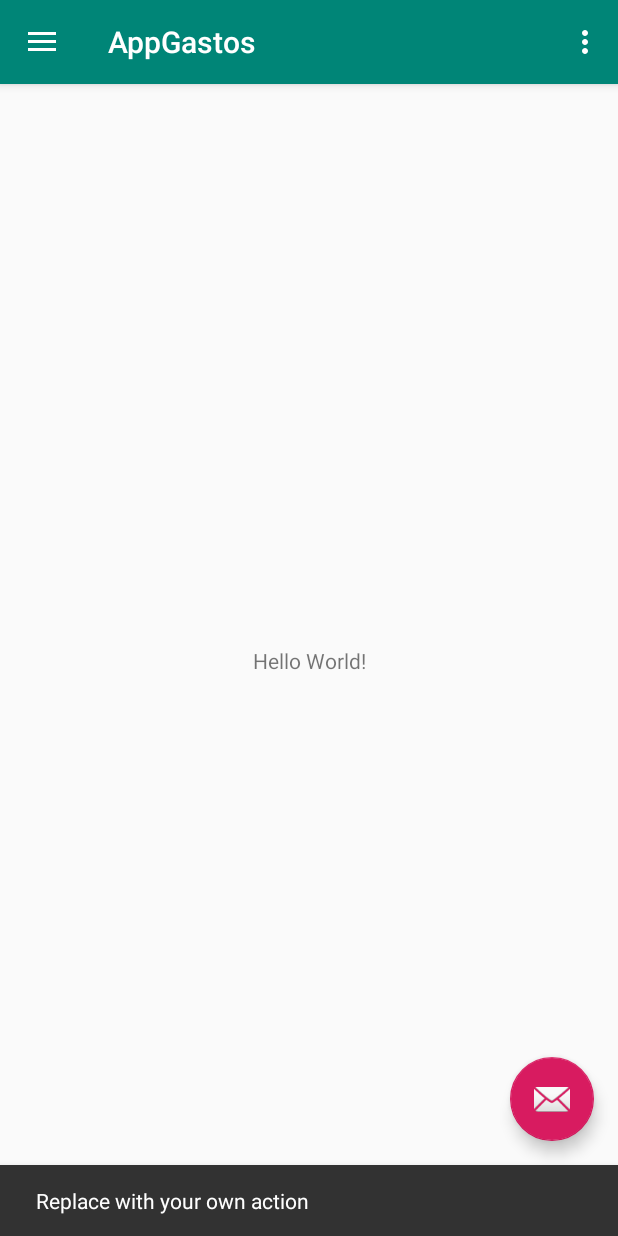
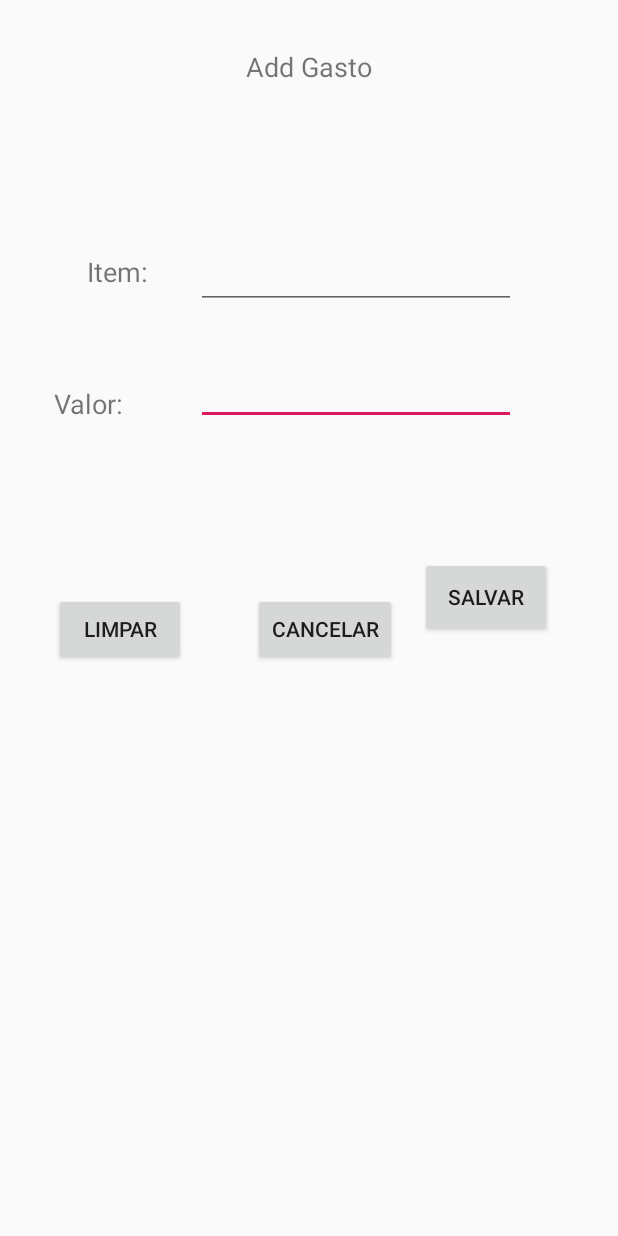
Before and after one commit to mateus-diel/PDMAppGastos, an Android app: the screen it shows after launch (MainActivity), after a tap on an icon or button, on a phone screen of 412 x 824 dp. Run offline under Robolectric (Android 15) with nearby library versions, the phone set to English and light mode, and no system bars.

Commit message:
add coisas

```diff
--- a/app/src/main/java/com/example/mateu/appgastos/MainActivity.java
+++ b/app/src/main/java/com/example/mateu/appgastos/MainActivity.java
@@ -17,13 +17,19 @@ import android.support.v7.app.AppCompatActivity;
 import android.support.v7.widget.Toolbar;
 import android.view.Menu;
 import android.view.MenuItem;
+import android.widget.Button;
+import android.widget.EditText;
 import android.widget.TextView;
+
+import com.example.mateu.appgastos.DAO.Gasto;
+import com.example.mateu.appgastos.DAO.GastosAdapter;
+import com.example.mateu.appgastos.DAO.GastosDAO;
 
 public class MainActivity extends AppCompatActivity
         implements NavigationView.OnNavigationItemSelectedListener {
 
     private RecyclerView recyclerView;
-    //private ComprasAdapter adapter;
+    private GastosAdapter adapter;
 
     private TextView seu_nome;
     private TextView seu_email;
@@ -47,8 +53,8 @@ public class MainActivity extends AppCompatActivity
         fab.setOnClickListener(new View.OnClickListener() {
             @Override
             public void onClick(View view) {
-                Snackbar.make(view, "Replace with your own action", Snackbar.LENGTH_LONG)
-                        .setAction("Action", null).show();
+                findViewById(R.id.include_main).setVisibility(View.INVISIBLE);
+                findViewById(R.id.include_cadastro).setVisibility(View.VISIBLE);
             }
         });
 
@@ -80,6 +86,63 @@ public class MainActivity extends AppCompatActivity
             seu_nome.setText("sem nome");
             seu_email.setText("sem email");
         }
+
+        //        Botões de Incluir/Cancelar/Limpar
+        Button btnCancelar = (Button) findViewById(R.id.btn_cancelarID);
+        btnCancelar.setOnClickListener(new Button.OnClickListener() {
+            @Override
+            public void onClick(View v) {
+                findViewById(R.id.include_main).setVisibility(View.VISIBLE);
+                findViewById(R.id.include_cadastro).setVisibility(View.INVISIBLE);
+            }
+        });
+
+
+        Button btnLimpar = (Button) findViewById(R.id.btn_limparID);
+        btnLimpar.setOnClickListener(new View.OnClickListener() {
+            @Override
+            public void onClick(View view) {
+
+            }
+        });
+
+        Button btnSalvar = (Button) findViewById(R.id.btn_salvarID);
+        btnSalvar.setOnClickListener(new View.OnClickListener() {
+            @Override
+            public void onClick(View view) {
+                EditText txtItem = findViewById(R.id.et_itemID);
+                EditText txtValor = findViewById(R.id.et_valorID);
+
+                //pegando os valores
+                String item = txtItem.getText().toString();
+                String valor = txtValor.getText().toString();
+                if (item.equals("")) {
+                    Snackbar.make(view, "Preencha o item!", Snackbar.LENGTH_SHORT).show();
+                } else {
+                    //salvando os dados
+                    Gasto gasto = new Gasto(0, item, valor);
+                    GastosDAO dao = new GastosDAO(getBaseContext());
+                    long salvoID = dao.salvarItem(gasto);
+                    if (salvoID != -1) {
+                        //limpa os campos
+                        txtValor.setText("");
+                        txtItem.setText("");
+
+                        //adiciona no recyclerView
+                        gasto.setID(salvoID);
+                        adapter.adicionarCompra(gasto);
+
+                        Snackbar.make(view, "Salvou!", Snackbar.LENGTH_LONG).show();
+                        findViewById(R.id.include_main).setVisibility(View.VISIBLE);
+                        findViewById(R.id.include_cadastro).setVisibility(View.INVISIBLE);
+                    } else {
+                        Snackbar.make(view, "Erro ao salvarItem, consulte os logs!", Snackbar.LENGTH_LONG).show();
+                        findViewById(R.id.include_main).setVisibility(View.VISIBLE);
+                        findViewById(R.id.include_cadastro).setVisibility(View.INVISIBLE);
+                    }
+                }
+            }
+        });
     }
 
     // Recebendo retorno de activity chamadas
--- /dev/null
+++ b/app/src/main/res/layout/activity_add_gasto.xml
@@ -0,0 +1,113 @@
+<?xml version="1.0" encoding="utf-8"?>
+<android.support.constraint.ConstraintLayout xmlns:android="http://schemas.android.com/apk/res/android"
+    xmlns:app="http://schemas.android.com/apk/res-auto"
+    xmlns:tools="http://schemas.android.com/tools"
+    android:layout_width="match_parent"
+    android:layout_height="match_parent"
+    tools:context=".addGasto">
+
+    <Button
+        android:id="@+id/btn_cancelarID"
+        android:layout_width="wrap_content"
+        android:layout_height="wrap_content"
+        android:layout_marginStart="8dp"
+        android:layout_marginTop="88dp"
+        android:layout_marginEnd="8dp"
+        android:layout_marginBottom="8dp"
+        android:text="Cancelar"
+        app:layout_constraintBottom_toBottomOf="parent"
+        app:layout_constraintEnd_toStartOf="@+id/btn_salvarID"
+        app:layout_constraintHorizontal_bias="0.84"
+        app:layout_constraintStart_toEndOf="@+id/btn_limparID"
+        app:layout_constraintTop_toBottomOf="@+id/et_valorID"
+        app:layout_constraintVertical_bias="0.06" />
+
+    <EditText
+        android:id="@+id/et_valorID"
+        android:layout_width="wrap_content"
+        android:layout_height="wrap_content"
+        android:layout_marginTop="32dp"
+        android:layout_marginEnd="68dp"
+        android:ems="10"
+        android:inputType="textPersonName"
+        app:layout_constraintEnd_toEndOf="parent"
+        app:layout_constraintTop_toBottomOf="@+id/et_itemID" />
+
+    <Button
+        android:id="@+id/btn_salvarID"
+        android:layout_width="wrap_content"
+        android:layout_height="53dp"
+        android:layout_marginTop="88dp"
+        android:layout_marginEnd="44dp"
+        android:layout_marginBottom="8dp"
+        android:text="Salvar"
+        app:layout_constraintBottom_toBottomOf="parent"
+        app:layout_constraintEnd_toEndOf="parent"
+        app:layout_constraintTop_toBottomOf="@+id/et_valorID"
+        app:layout_constraintVertical_bias="0.0" />
+
+    <Button
+        android:id="@+id/btn_limparID"
+        android:layout_width="wrap_content"
+        android:layout_height="wrap_content"
+        android:layout_marginStart="36dp"
+        android:layout_marginTop="88dp"
+        android:layout_marginBottom="8dp"
+        android:text="Limpar"
+        app:layout_constraintBottom_toBottomOf="parent"
+        app:layout_constraintStart_toStartOf="parent"
+        app:layout_constraintTop_toBottomOf="@+id/et_valorID"
+        app:layout_constraintVertical_bias="0.06" />
+
+    <TextView
+        android:id="@+id/textView"
+        android:layout_width="wrap_content"
+        android:layout_height="wrap_content"
+        android:layout_marginStart="36dp"
+        android:layout_marginTop="60dp"
+        android:layout_marginEnd="8dp"
+        android:text="Valor:"
+        android:textSize="18sp"
+        app:layout_constraintEnd_toStartOf="@+id/et_valorID"
+        app:layout_constraintHorizontal_bias="0.0"
+        app:layout_constraintStart_toStartOf="parent"
+        app:layout_constraintTop_toBottomOf="@+id/textView5" />
+
+    <EditText
+        android:id="@+id/et_itemID"
+        android:layout_width="wrap_content"
+        android:layout_height="wrap_content"
+        android:layout_marginTop="104dp"
+        android:layout_marginEnd="68dp"
+        android:ems="10"
+        android:inputType="textPersonName"
+        app:layout_constraintEnd_toEndOf="parent"
+        app:layout_constraintTop_toBottomOf="@+id/textView6" />
+
+    <TextView
+        android:id="@+id/textView5"
+        android:layout_width="wrap_content"
+        android:layout_height="28dp"
+        android:layout_marginStart="32dp"
+        android:layout_marginTop="112dp"
+        android:layout_marginEnd="8dp"
+        android:text="Item:"
+        android:textSize="18sp"
+        app:layout_constraintEnd_toStartOf="@+id/et_itemID"
+        app:layout_constraintHorizontal_bias="0.523"
+        app:layout_constraintStart_toStartOf="parent"
+        app:layout_constraintTop_toBottomOf="@+id/textView6" />
+
+    <TextView
+        android:id="@+id/textView6"
+        android:layout_width="wrap_content"
+        android:layout_height="wrap_content"
+        android:layout_marginStart="8dp"
+        android:layout_marginTop="32dp"
+        android:layout_marginEnd="8dp"
+        android:text="Add Gasto"
+        android:textSize="18sp"
+        app:layout_constraintEnd_toEndOf="parent"
+        app:layout_constraintStart_toStartOf="parent"
+        app:layout_constraintTop_toTopOf="parent" />
+</android.support.constraint.ConstraintLayout>
--- a/app/src/main/res/layout/activity_main.xml
+++ b/app/src/main/res/layout/activity_main.xml
@@ -8,10 +8,24 @@
     android:fitsSystemWindows="true"
     tools:openDrawer="start">
 
+
     <include
+        android:id="@+id/include_main"
         layout="@layout/app_bar_main"
         android:layout_width="match_parent"
-        android:layout_height="match_parent" />
+        android:layout_height="match_parent"
+        android:visibility="visible"/>
+    <!--definir um id para poder acessar no java-->
+    <!--Incluir para controle de visibilidade -->
+
+
+    <include
+        android:id="@+id/include_cadastro"
+        layout="@layout/activity_add_gasto"
+        android:layout_width="match_parent"
+        android:layout_height="match_parent"
+        android:visibility="invisible"/>
+    <!--Inclui a tela de cadastro-->
 
     <android.support.design.widget.NavigationView
         android:id="@+id/nav_view"
--- a/app/src/main/res/values/strings.xml
+++ b/app/src/main/res/values/strings.xml
@@ -6,4 +6,5 @@
     <string name="nav_header_subtitle">android.studio@android.com</string>
     <string name="nav_header_desc">Navigation header</string>
     <string name="action_settings">Settings</string>
+    <string name="title_activity_linha_gastos">linhaGastos</string>
 </resources>
```
Also changed, not shown: app/src/main/AndroidManifest.xml (+7 -1 lines), app/src/main/java/com/example/mateu/appgastos/DAO/GastosAdapter.java (added, +95 -0 lines), app/src/main/java/com/example/mateu/appgastos/DAO/GastosHolder.java (added, +23 -0 lines), app/src/main/java/com/example/mateu/appgastos/addGasto.java (added, +13 -0 lines), app/src/main/java/com/example/mateu/appgastos/linhaGasto.java (added, +13 -0 lines), app/src/main/java/com/example/mateu/appgastos/linhaGastos.java (added, +29 -0 lines), app/src/main/res/layout/activity_linha_gasto.xml (added, +51 -0 lines), app/src/main/res/layout/content_linha_gastos.xml (added, +11 -0 lines).
